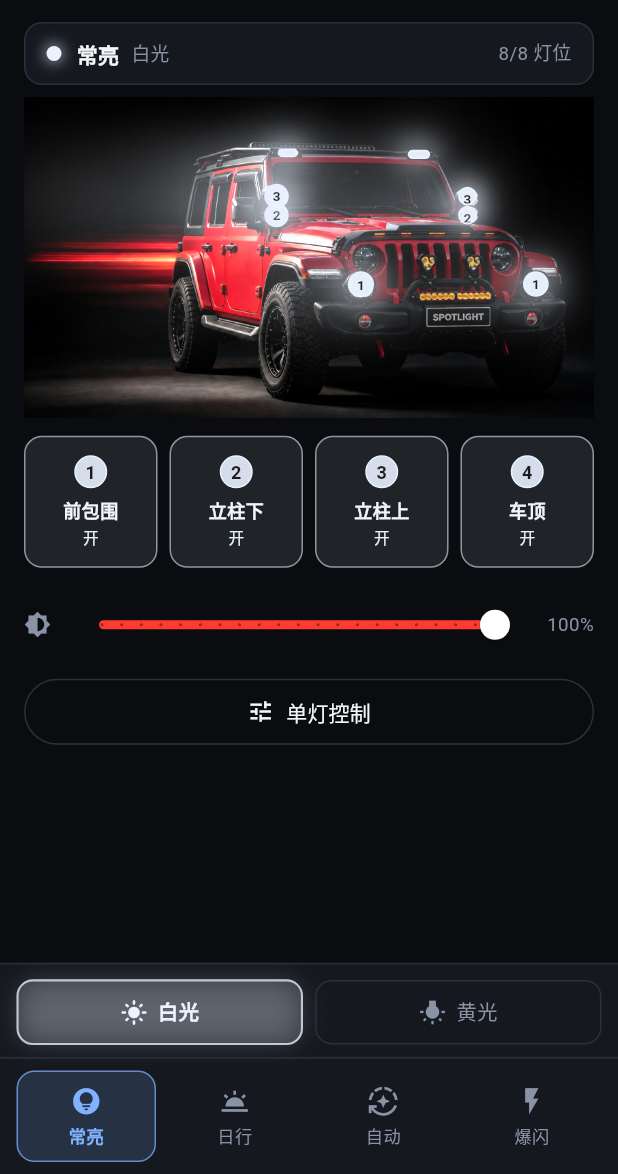
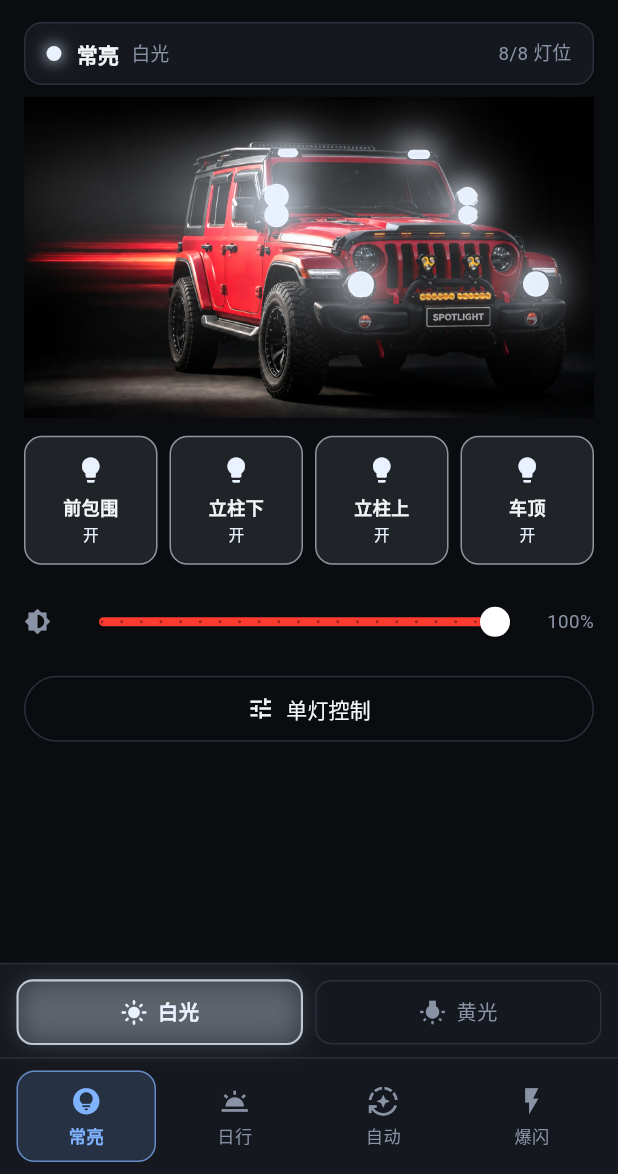
Before and after one commit to 981182547/YueyeShedeng, a Flutter app: the screen it shows after launch, on a phone screen of 412 x 824 dp, the part 62-1236 px from its top. Run offline on Flutter 3.47's test engine with Material 3 defaults, Android fonts, the phone set to English and light mode, and no system bars; our stand-ins replace flutter_blue_plus, permission_handler, shared_preferences.

Commit message:
修连接状态不刷新、去掉序号、亮度实时反映到车图
1) 连上了还显示"未连接"
   _ConnChip 是 const 构造，父级 ListenableBuilder 重建时 Flutter 认出
   是同一个实例就跳过它；它又通过 AppScope(InheritedWidget) 取数据，
   而 updateShouldNotify 比的是 state 的对象引用 —— AppState 是
   ChangeNotifier，引用从头到尾不变，所以永远返回 false，永不通知。
   于是文字卡在"未连接"，旁边直接读 state 的蓝牙图标却是绿的。
   AppScope 只此一个使用者，直接删掉，改成传 state。

2) 车图光点和组卡片上的 1234 序号去掉，卡片改回灯泡图标。

3) 亮度实时反映到车图：新增 effectiveDuty —— 常亮跟滑条，日行固定 10%，
   自动看光敏(20/100)，爆闪 100%，取值对齐固件的 DUTY_*。
   车图据此调灯芯明暗、光晕范围和光束长度，拖滑条时立刻跟着变。
   灯芯 alpha 从 0.30 起步而不是 0，10% 的日行灯才不会看着像没亮。

Co-Authored-By: Claude Opus 5 <noreply@anthropic.com>

```diff
--- a/offroad_light/lib/main.dart
+++ b/offroad_light/lib/main.dart
@@ -86,10 +86,7 @@ class _SpotlightAppState extends State<SpotlightApp> {
       debugShowCheckedModeBanner: false,
       scaffoldMessengerKey: messengerKey,
       theme: buildTheme(),
-      home: AppScope(
-        state: state,
-        child: HomeScreen(state: state),
-      ),
+      home: HomeScreen(state: state),
     );
   }
 }
--- a/offroad_light/lib/models/lamp.dart
+++ b/offroad_light/lib/models/lamp.dart
@@ -162,6 +162,18 @@ class LightMode {
   static const flash = 4; // 爆闪
 }
 
+/// 固件里定死的几个亮度档(对应 .ino 里的 DUTY_*)。
+///
+/// 只有常亮模式用得上滑条,其余模式的亮度由固件按传感器和节奏表决定。
+/// 界面照着这几个值算一份,车图上的发光强度才和车上看到的对得上。
+/// 改了固件的 DUTY_* 记得同步这里。
+class FixedDuty {
+  static const drl = 10; // DUTY_DRL
+  static const autoDay = 20; // DUTY_DAY
+  static const autoNight = 100; // DUTY_NIGHT
+  static const flash = 100;
+}
+
 class ModeInfo {
   final int id;
   final String name;
--- a/offroad_light/lib/screens/home_screen.dart
+++ b/offroad_light/lib/screens/home_screen.dart
@@ -22,7 +22,7 @@ class HomeScreen extends StatelessWidget {
           appBar: AppBar(
             title: const Text('SPOTLIGHT'),
             actions: [
-              const _ConnChip(),
+              _ConnChip(state: state),
               IconButton(
                 tooltip: state.mode == LightMode.off ? '开灯' : '关灯',
                 icon: Icon(
@@ -60,11 +60,9 @@ class HomeScreen extends StatelessWidget {
                   _StatusBar(state: state),
                   const SizedBox(height: 8),
 
-                  // 车图:点哪个灯位,就开关它所在的那一组。
-                  // 光点上标的数字就是组号,和车上标注的编号一一对应。
+                  // 车图:点哪个灯位,就开关它所在的那一组
                   CarView(
                     state: state,
-                    labelMode: LampLabel.group,
                     onTapLamp: (lamp) => state.toggleGroup(groupOf(lamp.id)),
                   ),
 
@@ -100,13 +98,18 @@ class HomeScreen extends StatelessWidget {
   }
 }
 
-/// AppBar 上的连接状态小圆点
+/// AppBar 上的连接状态小圆点。
+///
+/// state 必须当参数传进来,不能用 InheritedWidget 去取:
+/// AppState 是个 ChangeNotifier,对象引用从头到尾不变,
+/// InheritedWidget 的 updateShouldNotify 比的是引用,永远是 false,
+/// 于是连上了这里还一直显示"未连接"。
 class _ConnChip extends StatelessWidget {
-  const _ConnChip();
+  final AppState state;
+  const _ConnChip({required this.state});
 
   @override
   Widget build(BuildContext context) {
-    final state = AppScope.of(context);
     final (color, text) = switch (state.conn) {
       ConnState.connected => (AppColors.online, '已连接'),
       ConnState.connecting => (Colors.amber, '连接中'),
@@ -266,28 +269,10 @@ class _GroupCard extends StatelessWidget {
         ),
         child: Column(
           children: [
-            // 编号徽章:和车图上那个光点里标的数字是同一个
-            Container(
-              width: 22,
-              height: 22,
-              alignment: Alignment.center,
-              decoration: BoxDecoration(
-                shape: BoxShape.circle,
-                color: active
-                    ? lightColor.withValues(alpha: 0.9)
-                    : Colors.transparent,
-                border: Border.all(
-                  color: active ? lightColor : AppColors.border,
-                ),
-              ),
-              child: Text(
-                '${group.id + 1}',
-                style: TextStyle(
-                  fontSize: 12,
-                  fontWeight: FontWeight.w700,
-                  color: active ? Colors.black87 : AppColors.textLo,
-                ),
-              ),
+            Icon(
+              on ? Icons.lightbulb : Icons.lightbulb_outline,
+              size: 20,
+              color: active ? lightColor : AppColors.textLo,
             ),
             const SizedBox(height: 6),
             Text(
@@ -583,18 +568,3 @@ class _ModeButton extends StatelessWidget {
     );
   }
 }
-
-/// 让子组件不用层层传参也能拿到 AppState
-class AppScope extends InheritedWidget {
-  final AppState state;
-  const AppScope({super.key, required this.state, required super.child});
-
-  static AppState of(BuildContext context) {
-    final scope = context.dependOnInheritedWidgetOfExactType<AppScope>();
-    assert(scope != null, 'AppScope 没有挂在树上');
-    return scope!.state;
-  }
-
-  @override
-  bool updateShouldNotify(AppScope old) => old.state != state;
-}
--- a/offroad_light/lib/state/app_state.dart
+++ b/offroad_light/lib/state/app_state.dart
@@ -105,6 +105,22 @@ class AppState extends ChangeNotifier {
   /// 灯位开着,并且当前模式确实在出光 —— 车图上只有这种才画成发光的
   bool isLampLit(int id) => isLampOn(id) && mode != LightMode.off;
 
+  /// 这一刻灯的实际亮度 0~100,车图按它决定光点画多亮。
+  ///
+  /// 只有常亮模式跟滑条走;日行是固定低亮、自动看光敏、爆闪走节奏表,
+  /// 都是固件说了算,这里照着固件的常量算一份。
+  int get effectiveDuty => switch (mode) {
+        LightMode.off => 0,
+        LightMode.steady => brightness,
+        LightMode.drl => FixedDuty.drl,
+        LightMode.auto => night ? FixedDuty.autoNight : FixedDuty.autoDay,
+        LightMode.flash => FixedDuty.flash,
+        _ => 0,
+      };
+
+  /// 归一化成 0~1,给界面调发光强度用
+  double get lightIntensity => (effectiveDuty / 100).clamp(0.0, 1.0);
+
   // ---- 操作(乐观更新 + 下发) ----
 
   /// 只切模式,不动颜色
--- a/offroad_light/lib/widgets/car_view.dart
+++ b/offroad_light/lib/widgets/car_view.dart
@@ -204,6 +204,8 @@ class _CarViewState extends State<CarView> with SingleTickerProviderStateMixin {
             builder: (context, _) {
               // 非爆闪时恒为 1(常亮);爆闪时按节奏表在 1 和 0 之间跳
               final level = flashing ? _flashLevel(_flash.value) : 1.0;
+              // 当前亮度(0~1):拖亮度滑条时车图上的灯会跟着明暗变化
+              final intensity = st.lightIntensity;
 
               return Stack(
                 fit: StackFit.expand,
@@ -211,7 +213,7 @@ class _CarViewState extends State<CarView> with SingleTickerProviderStateMixin {
                   Image.asset(_asset!, fit: BoxFit.contain),
 
                   // 光束层:车头朝左,所以光往左前方射
-                  if (beams.isNotEmpty && level > 0)
+                  if (beams.isNotEmpty && level > 0 && intensity > 0)
                     IgnorePointer(
                       child: CustomPaint(
                         painter: _BeamPainter(
@@ -219,6 +221,7 @@ class _CarViewState extends State<CarView> with SingleTickerProviderStateMixin {
                           sizes: beamSizes,
                           color: glow,
                           flashing: flashing,
+                          intensity: intensity,
                         ),
                       ),
                     ),
@@ -233,6 +236,7 @@ class _CarViewState extends State<CarView> with SingleTickerProviderStateMixin {
                       lit: st.isLampLit(l.id) && level > 0,
                       on: st.isLampOn(l.id),
                       glow: glow,
+                      intensity: intensity,
                       instant: flashing, // 爆闪要硬切,不能走渐变动画
                       highlighted: widget.highlightGroup != null &&
                           kGroups[widget.highlightGroup!]
@@ -289,6 +293,7 @@ class _LampDot extends StatelessWidget {
   final bool lit; // 正在发光(灯位开着 + 模式不是关灯)
   final bool on; // 灯位开关本身
   final Color glow;
+  final double intensity; // 当前亮度 0~1，决定光点多亮、光晕多大
   final bool instant; // true = 不走渐变(爆闪)
   final bool highlighted;
   final String? label;
@@ -300,6 +305,7 @@ class _LampDot extends StatelessWidget {
     required this.lit,
     required this.on,
     required this.glow,
+    required this.intensity,
     required this.instant,
     required this.highlighted,
     required this.label,
@@ -328,8 +334,10 @@ class _LampDot extends StatelessWidget {
             decoration: BoxDecoration(
               shape: isBar ? BoxShape.rectangle : BoxShape.circle,
               borderRadius: isBar ? BorderRadius.circular(h / 2) : null,
+              // 灯芯:亮度低时压暗,但不压到看不见 —— 10% 的日行灯
+              // 在车上也还是看得出在亮的
               color: lit
-                  ? glow.withValues(alpha: 0.95)
+                  ? glow.withValues(alpha: 0.30 + 0.65 * intensity)
                   : Colors.black.withValues(alpha: 0.35),
               border: Border.all(
                 color: lit
@@ -339,17 +347,18 @@ class _LampDot extends StatelessWidget {
                         : Colors.white.withValues(alpha: on ? 0.55 : 0.22)),
                 width: highlighted ? 2.0 : 1.4,
               ),
+              // 光晕整体跟着亮度缩放:调暗时不只是变淡,散开的范围也收小
               boxShadow: lit
                   ? [
                       BoxShadow(
-                        color: glow.withValues(alpha: 0.75),
-                        blurRadius: d * 1.1,
-                        spreadRadius: d * 0.28,
+                        color: glow.withValues(alpha: 0.78 * intensity),
+                        blurRadius: d * (0.45 + 0.65 * intensity),
+                        spreadRadius: d * 0.30 * intensity,
                       ),
                       BoxShadow(
-                        color: glow.withValues(alpha: 0.35),
-                        blurRadius: d * 2.6,
-                        spreadRadius: d * 0.75,
+                        color: glow.withValues(alpha: 0.38 * intensity),
+                        blurRadius: d * (0.9 + 1.7 * intensity),
+                        spreadRadius: d * 0.78 * intensity,
                       ),
                     ]
                   : (highlighted
@@ -386,12 +395,14 @@ class _BeamPainter extends CustomPainter {
   final List<double> sizes;
   final Color color;
   final bool flashing;
+  final double intensity;
 
   _BeamPainter({
     required this.origins,
     required this.sizes,
     required this.color,
     required this.flashing,
+    required this.intensity,
   });
 
   @override
@@ -399,7 +410,8 @@ class _BeamPainter extends CustomPainter {
     for (var i = 0; i < origins.length; i++) {
       final o = origins[i];
       final r = sizes[i];
-      final len = size.width * 0.55; // 光束长度
+      // 光束长度也跟着亮度走:调暗了射得就没那么远
+      final len = size.width * (0.18 + 0.37 * intensity);
       final spread = r * 2.6; // 远端张开的半高
 
       // 车头朝左,光往左射;略微向下,和图里那道光轨的方向一致
@@ -419,8 +431,8 @@ class _BeamPainter extends CustomPainter {
           Offset(o.dx, o.dy),
           Offset(endX, endY),
           [
-            color.withValues(alpha: flashing ? 0.42 : 0.30),
-            color.withValues(alpha: 0.10),
+            color.withValues(alpha: (flashing ? 0.42 : 0.30) * intensity),
+            color.withValues(alpha: 0.10 * intensity),
             color.withValues(alpha: 0.0),
           ],
           const [0.0, 0.45, 1.0],
@@ -435,7 +447,8 @@ class _BeamPainter extends CustomPainter {
   bool shouldRepaint(_BeamPainter old) =>
       old.origins.length != origins.length ||
       old.color != color ||
-      old.flashing != flashing;
+      old.flashing != flashing ||
+      old.intensity != intensity;
 }
 
 /// 图片还没放进去时的提示。不画假车,直接告诉你该干什么。
```
